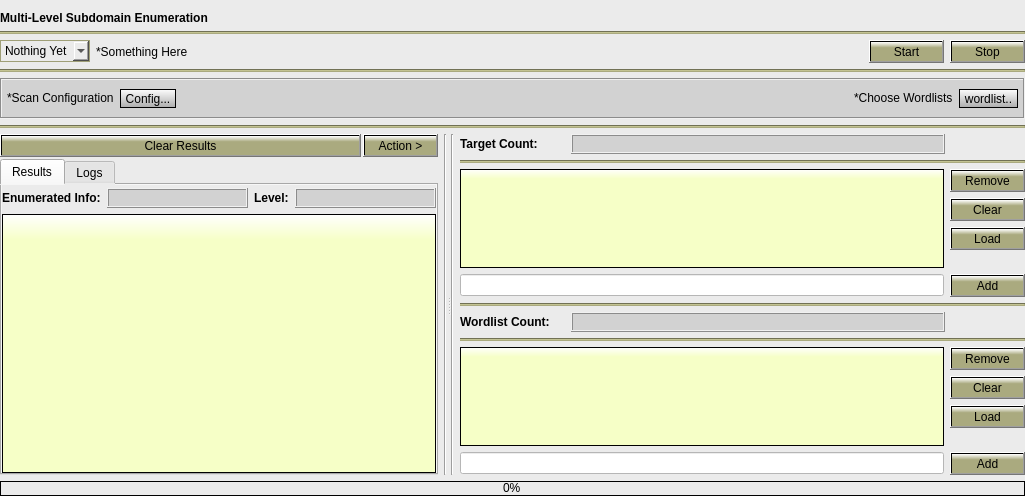
First picture: the form in Gui/src/LevelTab/Level.ui, repository 3nock/OTE, before the edit.
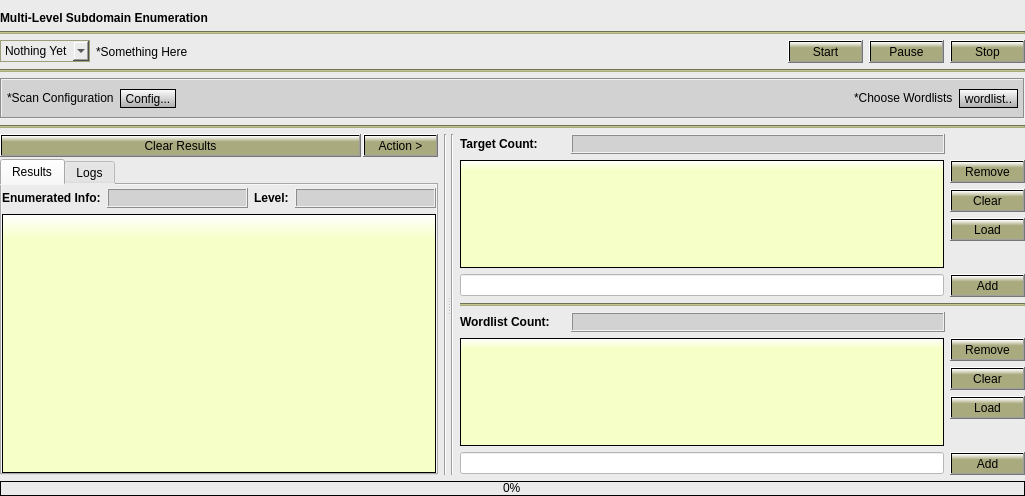
Second picture: the form after the edit.

The edit to the form file:
```diff
--- a/Gui/src/LevelTab/Level.ui
+++ b/Gui/src/LevelTab/Level.ui
@@ -122,6 +122,16 @@
          </property>
         </widget>
        </item>
+       <item>
+        <widget class="QPushButton" name="pushButton_pause">
+         <property name="styleSheet">
+          <string notr="true">background-color: qlineargradient(x1: 0, y1: 0, x2: 0, y2: 1, stop: 0 white, stop: 0.3 rgb(170, 170, 127));</string>
+         </property>
+         <property name="text">
+          <string>Pause</string>
+         </property>
+        </widget>
+       </item>
        <item>
         <widget class="QPushButton" name="pushButton_stop">
          <property name="styleSheet">
@@ -641,16 +651,6 @@
            </item>
           </layout>
          </item>
-         <item>
-          <widget class="Line" name="line_20">
-           <property name="styleSheet">
-            <string notr="true">background-color: rgb(170, 170, 127);</string>
-           </property>
-           <property name="orientation">
-            <enum>Qt::Horizontal</enum>
-           </property>
-          </widget>
-         </item>
          <item>
           <layout class="QHBoxLayout" name="horizontalLayout_24">
            <item>
@@ -873,16 +873,6 @@
            </item>
           </layout>
          </item>
-         <item>
-          <widget class="Line" name="line_19">
-           <property name="styleSheet">
-            <string notr="true">background-color: rgb(170, 170, 127);</string>
-           </property>
-           <property name="orientation">
-            <enum>Qt::Horizontal</enum>
-           </property>
-          </widget>
-         </item>
          <item>
           <layout class="QHBoxLayout" name="horizontalLayout_21">
            <item>
```
